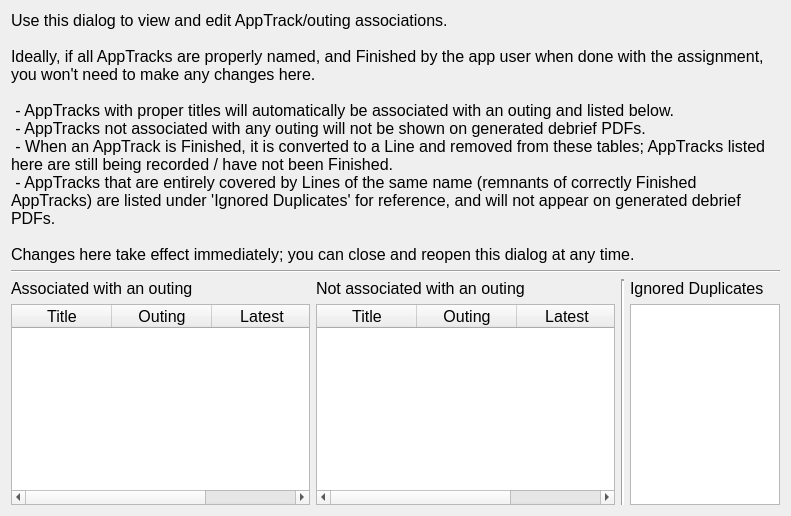
Above: appTracksDialog.ui from ncssar/plans_console before the change. Below: the same form after it.
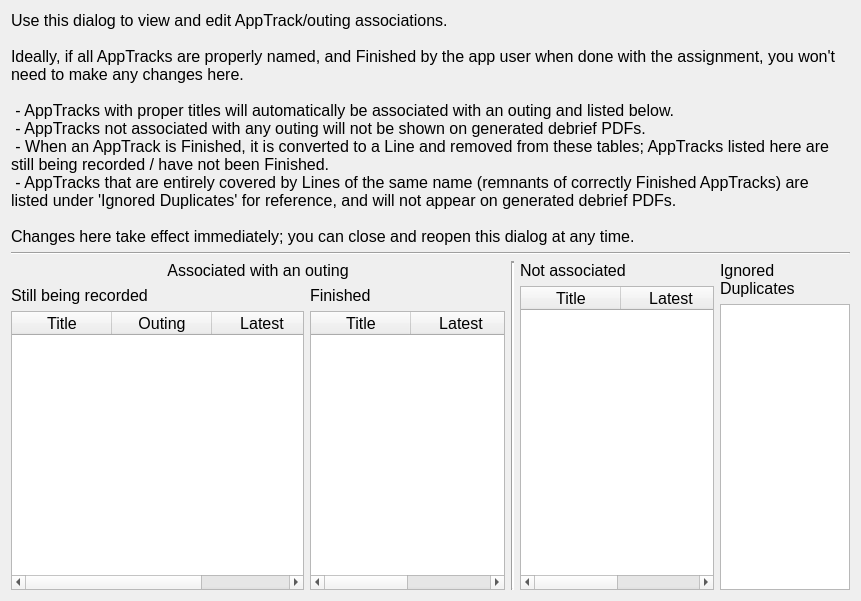
That is the form after the change.

Diff of the .ui file:
```diff
--- a/appTracksDialog.ui
+++ b/appTracksDialog.ui
@@ -6,8 +6,8 @@
    <rect>
     <x>0</x>
     <y>0</y>
-    <width>791</width>
-    <height>516</height>
+    <width>861</width>
+    <height>601</height>
    </rect>
   </property>
   <property name="font">
@@ -53,13 +53,27 @@
     </widget>
    </item>
    <item>
-    <layout class="QHBoxLayout" name="horizontalLayout" stretch="2,2,0,1">
+    <layout class="QHBoxLayout" name="horizontalLayout" stretch="3,0,2">
+     <item>
+      <layout class="QVBoxLayout" name="verticalLayout_6">
+       <item>
+        <widget class="QLabel" name="label_5">
+         <property name="text">
+          <string>Associated with an outing</string>
+         </property>
+         <property name="alignment">
+          <set>Qt::AlignCenter</set>
+         </property>
+        </widget>
+       </item>
+       <item>
+        <layout class="QHBoxLayout" name="horizontalLayout_2" stretch="3,2">
      <item>
       <layout class="QVBoxLayout" name="verticalLayout_2">
        <item>
         <widget class="QLabel" name="label_2">
          <property name="text">
-          <string>Associated with an outing</string>
+              <string>Still being recorded</string>
          </property>
         </widget>
        </item>
@@ -107,12 +121,12 @@
        <item>
         <widget class="QLabel" name="label_3">
          <property name="text">
-          <string>Not associated with an outing</string>
+              <string>Finished</string>
          </property>
         </widget>
        </item>
        <item>
-        <widget class="QTableWidget" name="tableWidgetUnassociated">
+            <widget class="QTableWidget" name="tableWidgetAssociatedFinished">
          <property name="selectionMode">
           <enum>QAbstractItemView::NoSelection</enum>
          </property>
@@ -136,17 +150,16 @@
            <string>Title</string>
           </property>
          </column>
-         <column>
-          <property name="text">
-           <string>Outing</string>
-          </property>
-         </column>
          <column>
           <property name="text">
            <string>Latest</string>
           </property>
          </column>
         </widget>
+           </item>
+          </layout>
+         </item>
+        </layout>
        </item>
       </layout>
      </item>
@@ -161,6 +174,48 @@
       </widget>
      </item>
      <item>
+      <layout class="QHBoxLayout" name="horizontalLayout_3" stretch="3,2">
+       <item>
+        <layout class="QVBoxLayout" name="verticalLayout_7">
+         <item>
+          <widget class="QLabel" name="label_6">
+           <property name="text">
+            <string>Not associated</string>
+           </property>
+          </widget>
+         </item>
+         <item>
+          <widget class="QTableWidget" name="tableWidgetUnassociated">
+           <attribute name="horizontalHeaderHighlightSections">
+            <bool>false</bool>
+           </attribute>
+           <attribute name="verticalHeaderVisible">
+            <bool>false</bool>
+           </attribute>
+           <attribute name="verticalHeaderDefaultSectionSize">
+            <number>20</number>
+           </attribute>
+           <attribute name="verticalHeaderHighlightSections">
+            <bool>false</bool>
+           </attribute>
+           <attribute name="verticalHeaderMinimumSectionSize">
+            <number>20</number>
+           </attribute>
+           <column>
+            <property name="text">
+             <string>Title</string>
+            </property>
+           </column>
+           <column>
+            <property name="text">
+             <string>Latest</string>
+            </property>
+           </column>
+          </widget>
+         </item>
+        </layout>
+       </item>
+       <item>
       <layout class="QVBoxLayout" name="verticalLayout_5">
        <item>
         <widget class="QLabel" name="label_4">
@@ -174,6 +229,8 @@
        </item>
        <item>
         <widget class="QListWidget" name="ignoredListWidget"/>
+         </item>
+        </layout>
        </item>
       </layout>
      </item>
```
Left out of the diff: 4 changed lines with no effect on the pictures. Lines whose indentation alone changed are shown as unchanged.
